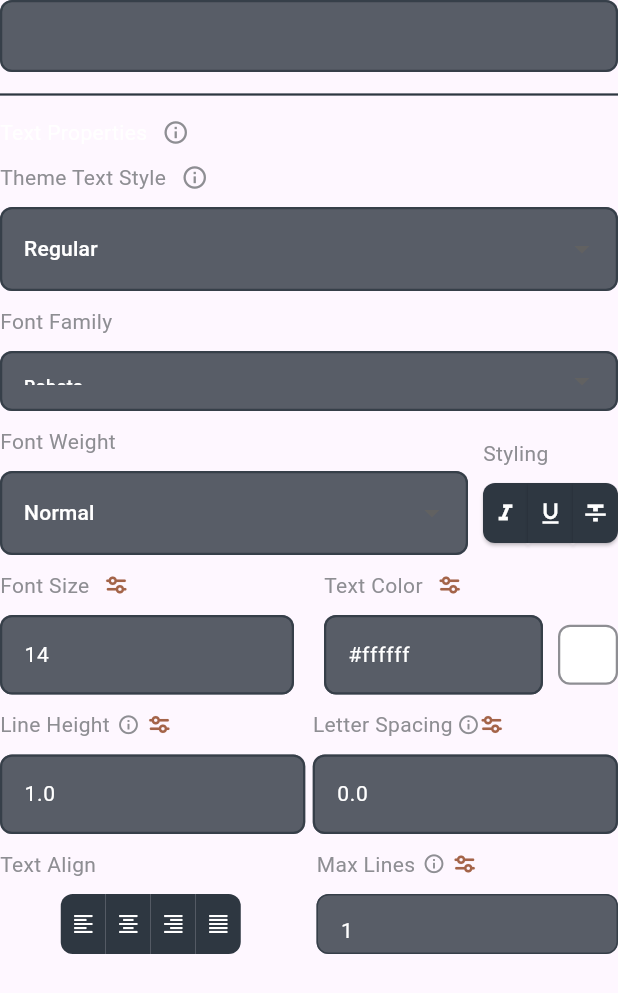
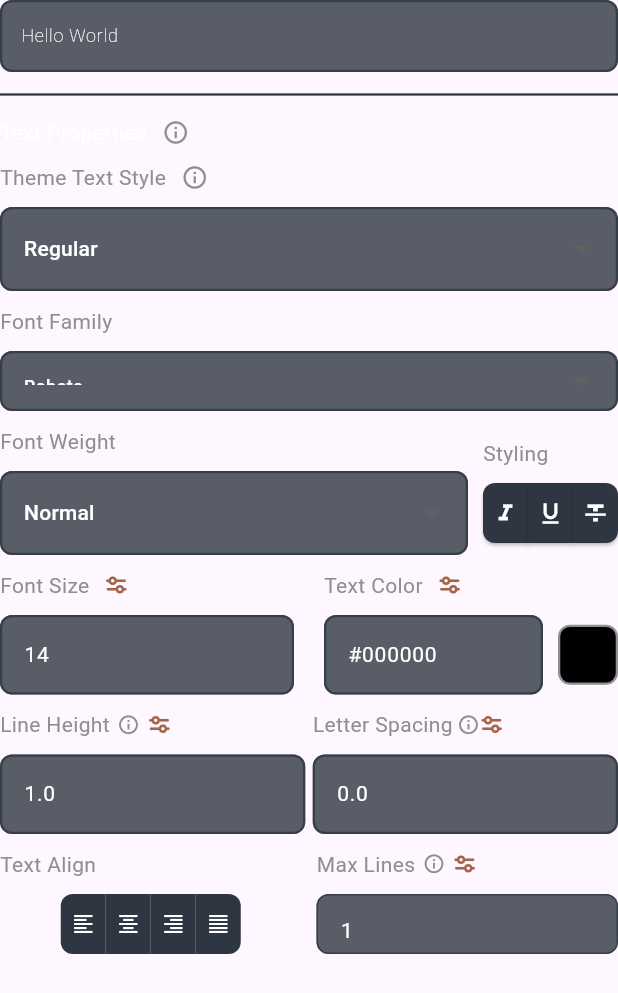
Before and after one commit to dali010/compo_builder, a Flutter app: the TextStyling widget shown alone on an empty page, opened directly with empty values, on a phone screen of 412 x 824 dp. Shown: the top 993 px of the screen. Run offline on Flutter 3.47's test engine with Material 3 defaults, Android fonts, the phone set to English and light mode, and no system bars; our stand-ins replace cached_network_image, equatable, flutter_bloc, flutter_colorpicker, flutter_svg; missing offline and left inert: screen_retriever, window_manager; statements that could not run were skipped.

Commit message:
text configuration almost done

```diff
--- /dev/null
+++ b/lib/bloc/text_events.dart
@@ -0,0 +1,21 @@
+import 'dart:ui';
+
+import 'logic_bloc.dart';
+
+class UpdateTextValueEvent extends UpdateTextEvent {
+  final String newText;
+
+  UpdateTextValueEvent({required this.newText});
+}
+
+class UpdateColorEvent extends UpdateTextEvent {
+  final Color color;
+
+  UpdateColorEvent({required this.color});
+}
+
+class UpdateFontWeightEvent extends UpdateTextEvent {
+  final String fontWeight;
+
+  UpdateFontWeightEvent({required this.fontWeight});
+}
--- a/lib/data/dropped_component.dart
+++ b/lib/data/dropped_component.dart
@@ -31,12 +31,13 @@ class DroppedComponent extends Equatable {
       bool? isSelected,
       Widget? widget,
       CustomConfiguration? configuration}) {
+    TextConfiguration? textConfiguration = (configuration as TextConfiguration?);
     return DroppedComponent(
       type: type ?? this.type,
       isSelected: isSelected ?? this.isSelected,
-      widget: widget ?? (configuration != null
+      widget: widget ?? (textConfiguration != null
               ? this.type == WidgetType.text
-                  ? Text((configuration as TextConfiguration).text)
+                  ? Text(textConfiguration.text, style: TextStyle(color: textConfiguration.color, fontWeight: textConfiguration.fontWeight),)
                   : this.widget
               : this.widget),
       configuration: configuration ?? this.configuration,
--- a/lib/data/text_configuration.dart
+++ b/lib/data/text_configuration.dart
@@ -26,8 +26,6 @@ class TextConfiguration extends CustomConfiguration {
   final TextAlign textAlign;
   final TextDecoration decoration;
 
-  // UUID generator for unique IDs
-
   const TextConfiguration({
     this.text = 'Hello World' ,
     this.color = Colors.black,
@@ -45,6 +43,7 @@ class TextConfiguration extends CustomConfiguration {
     TextAlign? textAlign,
     TextDecoration? decoration,
   }) {
+    print('fdsjkfjkdsfhkj $fontWeight');
     return TextConfiguration(
       text: text ?? this.text,
       color: color ?? this.color,
--- a/lib/widgets/text_styling.dart
+++ b/lib/widgets/text_styling.dart
@@ -1,39 +1,55 @@
 import 'package:compo_builder/bloc/logic_bloc.dart';
+import 'package:compo_builder/data/text_configuration.dart';
 import 'package:flutter/material.dart';
 import 'package:flutter_bloc/flutter_bloc.dart';
 import 'package:flutter_colorpicker/flutter_colorpicker.dart';
 import 'package:flutter_svg/flutter_svg.dart';
 
-import '../bloc/update_text_event.dart';
+import '../bloc/text_events.dart';
+import '../data/dropped_component.dart';
 
 class TextStyling extends StatefulWidget {
-  final String initialValue;
-  final int componentIndex;
+  final TextConfiguration configuration;
 
   const TextStyling({
-    Key? key,
-    required this.initialValue,
-    required this.componentIndex,
-  }) : super(key: key);
+    super.key,
+    required this.configuration
+  });
 
   @override
-  _TextStylingState createState() => _TextStylingState();
+  State<TextStyling> createState() => _TextStylingState();
 }
 
 class _TextStylingState extends State<TextStyling> {
+
+  final TextEditingController _editingController =
+  TextEditingController(text: 'Hello World');
+
+  @override
+  void didUpdateWidget(covariant TextStyling oldWidget) {
+    if(oldWidget.configuration != widget.configuration) {
+      _editingController.text = widget.configuration.text;
+      setState(() {
+        currentColor = widget.configuration.color;
+      });
+    }
+    super.didUpdateWidget(oldWidget);
+  }
+
   String selectedTextStyle = 'Regular';
   String selectedFontFamily = 'Roboto';
   String selectedFontWeight = 'Normal';
   String selectedFontStyle = 'None';
 
   String fontSize = '14'; // Font size input
-  Color currentColor = Colors.white; // Default text color
+  Color currentColor = Colors.black; // Default text color
+  Color selectedColor = Colors.black; // Default text color
 
   // Method to show color picker
   void pickColor(BuildContext context) {
     showDialog(
       context: context,
-      builder: (BuildContext context) {
+      builder: (_) {
         return AlertDialog(
           title: const Text('Pick a color'),
           content: SingleChildScrollView(
@@ -41,7 +57,7 @@ class _TextStylingState extends State<TextStyling> {
               pickerColor: currentColor,
               onColorChanged: (Color color) {
                 setState(() {
-                  currentColor = color; // Update the selected color
+                  selectedColor = color; // Update the selected color
                 });
               },
             ),
@@ -50,6 +66,10 @@ class _TextStylingState extends State<TextStyling> {
             TextButton(
               child: const Text('Select'),
               onPressed: () {
+                BlocProvider.of<LogicBloc>(context).add(UpdateColorEvent(color: selectedColor));
+                setState(() {
+                  currentColor = selectedColor; // Update the selected color
+                });
                 Navigator.of(context).pop(); // Close the color picker
               },
             ),
@@ -95,10 +115,11 @@ class _TextStylingState extends State<TextStyling> {
       children: [
         // Text field for changing the text of the component...
         TextFormField(
-          initialValue: widget.initialValue,
+          controller: _editingController,
           style: const TextStyle(
             fontSize: 12,
             color: Colors.white,
+            fontWeight: FontWeight.w100
           ),
           decoration: InputDecoration(
             labelStyle: const TextStyle(
@@ -328,8 +349,11 @@ class _TextStylingState extends State<TextStyling> {
                       );
                     }).toList(),
                     onChanged: (newValue) {
+                      BlocProvider.of<LogicBloc>(context).add(UpdateFontWeightEvent(
+                        fontWeight: newValue!,
+                      ));
                       setState(() {
-                        selectedFontWeight = newValue!;
+                        selectedFontWeight = newValue;
                       });
                     },
                     decoration: InputDecoration(
```
Also changed, not shown: lib/bloc/logic_bloc.dart (+60 -1 lines), lib/bloc/update_text_event.dart (deleted, +0 -7 lines), lib/data/widget_type.dart (+0 -25 lines), lib/pages/home_page.dart (+4 -5 lines), lib/widgets/right_pannel.dart (+41 -27 lines).
